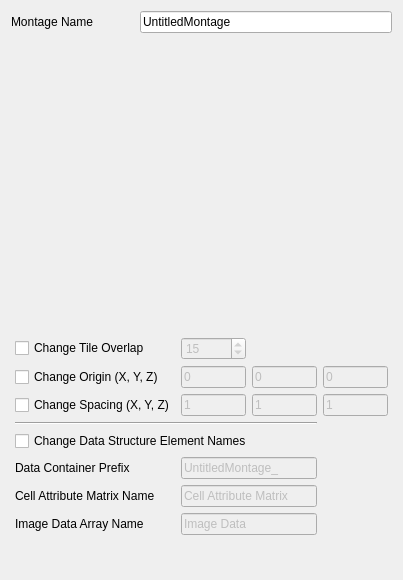
Qt form SIMPLVtkLib/Wizards/ImportMontage/UI_Files/EnterFijiDataPage.ui (tplatt77/SIMPLVtkLib) before a commit.
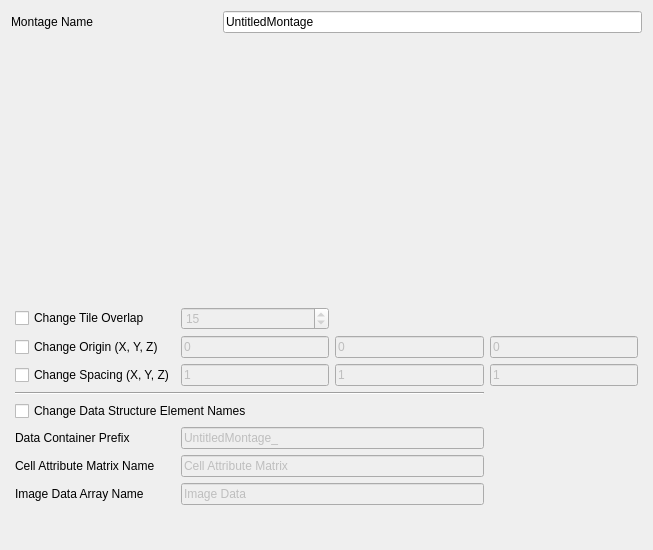
The same form after that commit. Custom widgets are drawn as their Qt base class.

What changed in the file:
```diff
--- a/SIMPLVtkLib/Wizards/ImportMontage/UI_Files/EnterFijiDataPage.ui
+++ b/SIMPLVtkLib/Wizards/ImportMontage/UI_Files/EnterFijiDataPage.ui
@@ -6,8 +6,8 @@
    <rect>
     <x>0</x>
     <y>0</y>
-    <width>403</width>
-    <height>580</height>
+    <width>653</width>
+    <height>550</height>
    </rect>
   </property>
   <property name="windowTitle">
```
